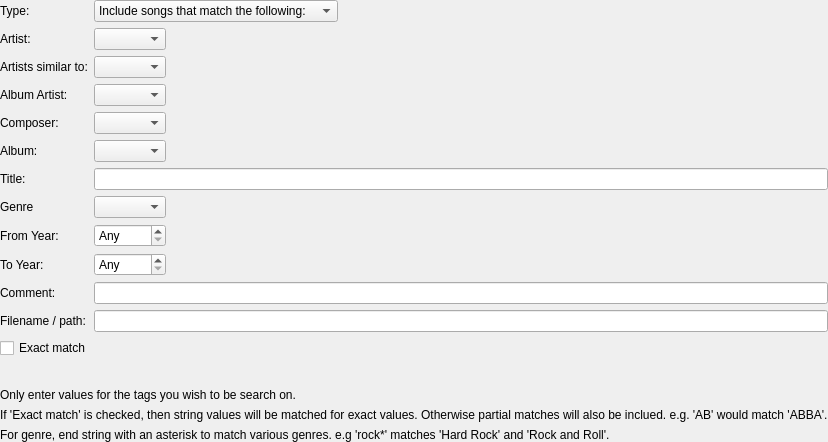
First picture: the form in playlists/playlistrule.ui, repository CDrummond/cantata, before the edit.
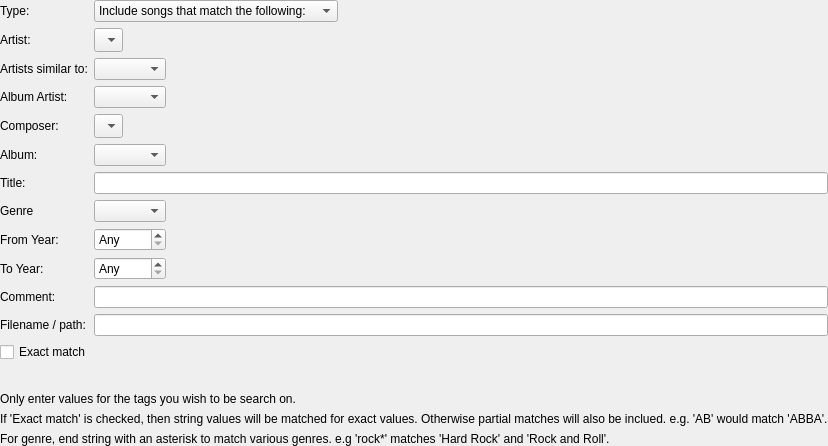
Second picture: the form after the edit. Custom widgets are drawn as their Qt base class.

Commit message:
Fix playlist rule editor window width issue
Same bug as addressed in #1740

What changed in the file:
```diff
--- a/playlists/playlistrule.ui
+++ b/playlists/playlistrule.ui
@@ -55,7 +55,11 @@
       </widget>
      </item>
      <item row="1" column="1">
-      <widget class="CompletionCombo" name="artistText"/>
+      <widget class="CompletionCombo" name="artistText">
+       <property name="sizeAdjustPolicy">
+        <enum>QComboBox::AdjustToMinimumContentsLengthWithIcon</enum>
+       </property>
+      </widget>
      </item>
      <item row="2" column="0">
       <widget class="BuddyLabel" name="similarArtistsTextLabel">
@@ -94,7 +98,11 @@
       </widget>
      </item>
      <item row="4" column="1">
-      <widget class="CompletionCombo" name="composerText"/>
+      <widget class="CompletionCombo" name="composerText">
+       <property name="sizeAdjustPolicy">
+        <enum>QComboBox::AdjustToMinimumContentsLengthWithIcon</enum>
+       </property>
+      </widget>
      </item>
      <item row="5" column="0">
       <widget class="BuddyLabel" name="label_3">
```
